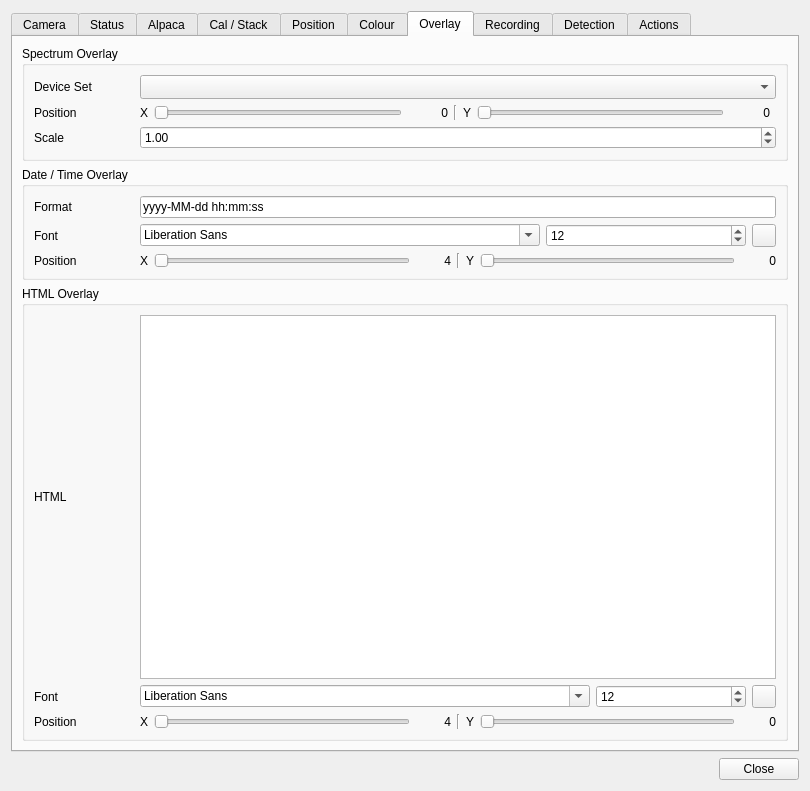
The window that plugins/feature/camera/camerasettingsdialog.ui (srcejon/sdrangel) describes before a commit, drawn with Qt 5.
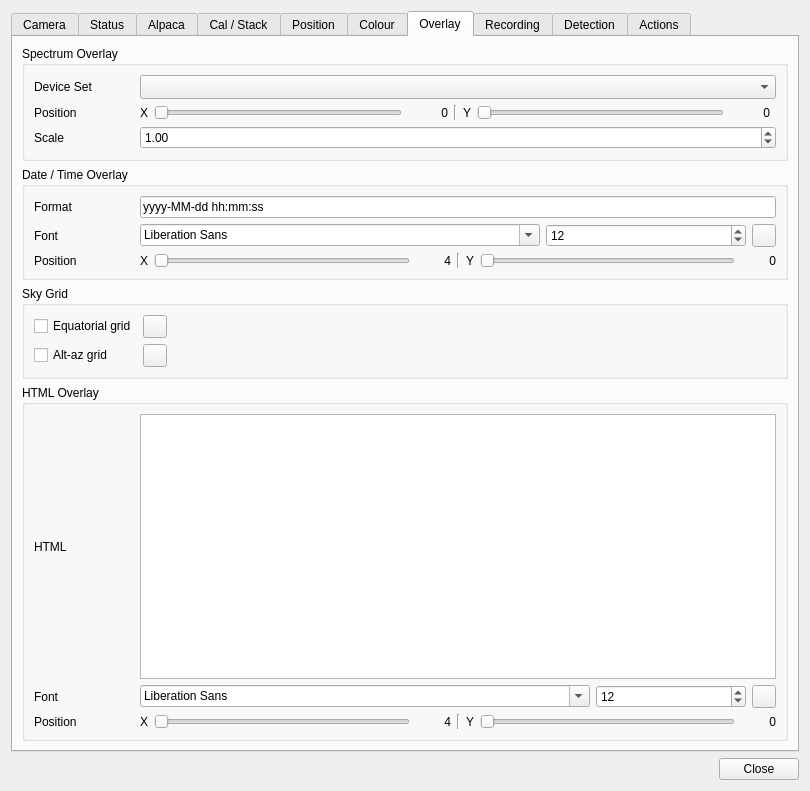
The same window after the commit. Icons and pictures are not drawn.

Commit message: Add sky grid camera overlays

Patch:
```diff
--- a/plugins/feature/camera/camerasettingsdialog.ui
+++ b/plugins/feature/camera/camerasettingsdialog.ui
@@ -2572,6 +2572,62 @@
          </layout>
         </widget>
        </item>
+       <item>
+        <widget class="QGroupBox" name="skyGridOverlay">
+         <property name="title">
+          <string>Sky Grid</string>
+         </property>
+         <layout class="QGridLayout" name="gridLayout_skyGridOverlay">
+          <item row="0" column="0">
+           <widget class="QCheckBox" name="equatorialGridCheck">
+            <property name="text">
+             <string>Equatorial grid</string>
+            </property>
+           </widget>
+          </item>
+          <item row="0" column="1">
+           <widget class="QToolButton" name="equatorialGridColorButton">
+            <property name="toolTip">
+             <string>Select equatorial grid colour</string>
+            </property>
+            <property name="text">
+             <string/>
+            </property>
+           </widget>
+          </item>
+          <item row="1" column="0">
+           <widget class="QCheckBox" name="altAzGridCheck">
+            <property name="text">
+             <string>Alt-az grid</string>
+            </property>
+           </widget>
+          </item>
+          <item row="1" column="1">
+           <widget class="QToolButton" name="altAzGridColorButton">
+            <property name="toolTip">
+             <string>Select alt-az grid colour</string>
+            </property>
+            <property name="text">
+             <string/>
+            </property>
+           </widget>
+          </item>
+          <item row="0" column="2" rowspan="2">
+           <spacer name="horizontalSpacer_skyGrid">
+            <property name="orientation">
+             <enum>Qt::Orientation::Horizontal</enum>
+            </property>
+            <property name="sizeHint" stdset="0">
+             <size>
+              <width>40</width>
+              <height>20</height>
+             </size>
+            </property>
+           </spacer>
+          </item>
+         </layout>
+        </widget>
+       </item>
        <item>
         <widget class="QGroupBox" name="textOverlay">
          <property name="title">
```
Left out of the diff: 2 changed lines with no effect on the pictures. The commit also changes 6 other files.
